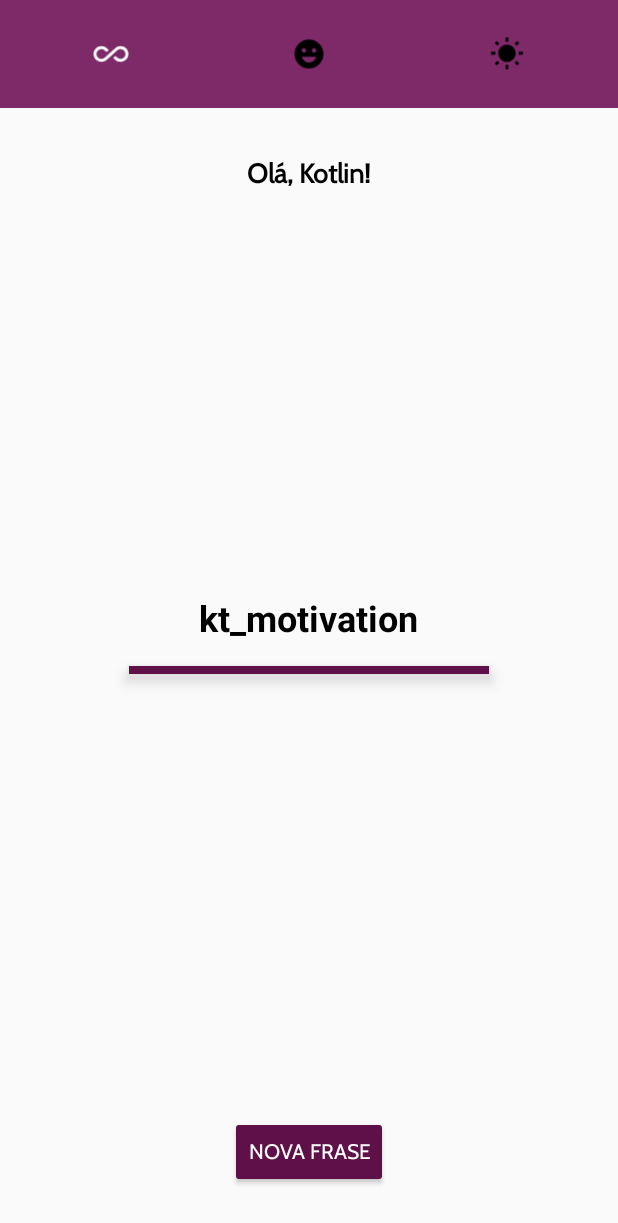
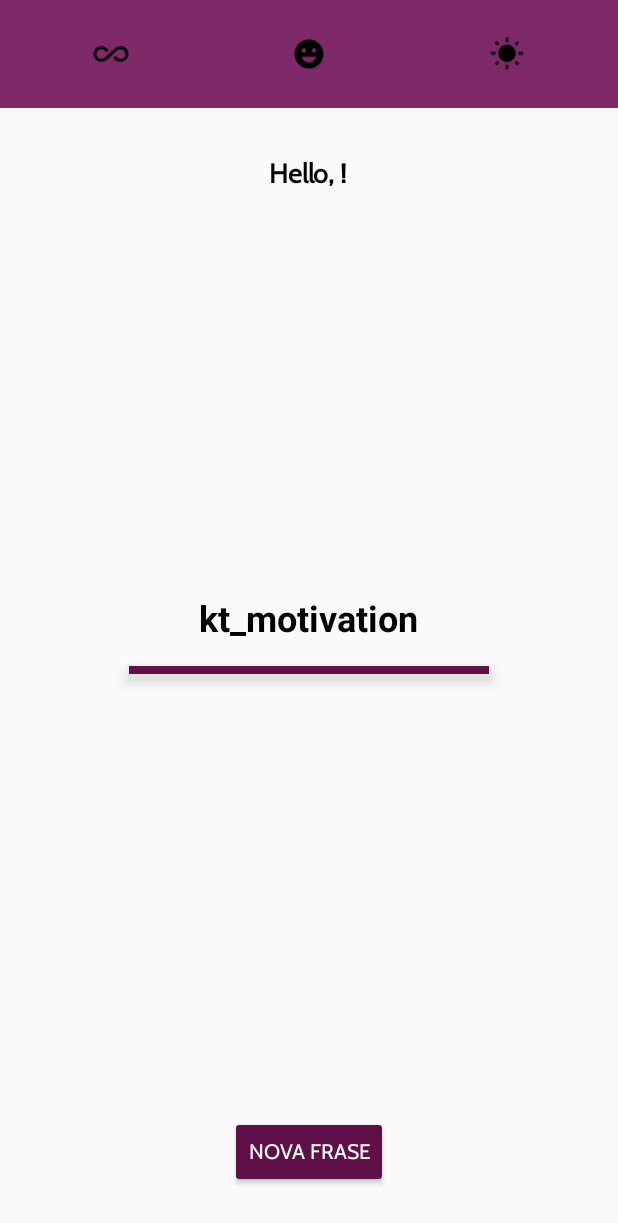
Before and after one commit to petersudario/kt_motivation, an Android app built with Jetpack Compose: the MainActivity screen opened directly, with no data from a screen before it, on a phone screen of 412 x 824 dp. Shown: the top 1223 px of the screen. Run offline under Robolectric (Android 15) with nearby library versions, the light colour scheme and no system bars.

Commit message:
Store username

```diff
--- a/app/src/main/java/com/example/kt_motivation/MainActivity.kt
+++ b/app/src/main/java/com/example/kt_motivation/MainActivity.kt
@@ -1,4 +1,5 @@
 package com.example.kt_motivation
+
 import android.os.Bundle
 import android.view.View
 import androidx.activity.ComponentActivity
@@ -12,6 +13,8 @@ class MainActivity : ComponentActivity(), View.OnClickListener {
         binding = MainBinding.inflate(layoutInflater)
         setContentView(binding.root)
 
+        binding.helloUser.text = "Hello, ${SecurityPreferences(this).getStoredString("USER_NAME")}!"
+
         binding.buttonNewPhrase.setOnClickListener(this)
     }
 
--- /dev/null
+++ b/app/src/main/java/com/example/kt_motivation/SecurityPreferences.kt
@@ -0,0 +1,16 @@
+package com.example.kt_motivation
+
+import android.content.Context
+import android.content.SharedPreferences
+
+class SecurityPreferences (context: Context) {
+    private val security : SharedPreferences = context.getSharedPreferences("kt_motivation", Context.MODE_PRIVATE)
+
+    fun storeString(key: String, value: String) {
+        security.edit().putString(key, value).apply()
+    }
+
+    fun getStoredString(key: String) : String {
+        return security.getString(key, "") ?: ""
+    }
+}
--- a/app/src/main/res/layout/main.xml
+++ b/app/src/main/res/layout/main.xml
@@ -2,6 +2,7 @@
 
 <RelativeLayout
     xmlns:android="http://schemas.android.com/apk/res/android"
+    xmlns:app="http://schemas.android.com/apk/res-auto"
     android:layout_width="match_parent"
     android:layout_height="match_parent">
 
@@ -13,36 +14,37 @@
         android:paddingStart="8dp"
         android:paddingEnd="8dp"
         android:paddingTop="16dp"
-        android:paddingBottom="16dp"
-        >
+        android:paddingBottom="16dp">
+
         <ImageView
+            android:id="@+id/ic_all_inclusive"
             android:layout_width="0dp"
             android:layout_height="40dp"
             android:layout_weight="1"
-            android:tint="@color/white"
-            android:id="@+id/ic_all_inclusive"
             android:contentDescription="@string/all_inclusive_description"
-            android:src="@drawable/ic_all_inclusive_foreground"/>
+            android:src="@drawable/ic_all_inclusive_foreground"
+            app:tint="@color/white" />
 
         <ImageView
+            android:id="@+id/ic_happy_face"
             android:layout_width="0dp"
             android:layout_height="40dp"
             android:layout_weight="1"
-            android:id="@+id/ic_happy_face"
             android:contentDescription="@string/happy_face_description"
             android:src="@drawable/ic_happy_face_foreground"/>
 
         <ImageView
+            android:id="@+id/ic_sunny"
             android:layout_width="0dp"
             android:layout_height="40dp"
             android:layout_weight="1"
-            android:id="@+id/ic_sunny"
             android:contentDescription="@string/sunny_description"
             android:src="@drawable/ic_sunny_foreground"/>
 
     </LinearLayout>
 
     <TextView
+        android:id="@+id/hello_user"
         android:text="@string/hello_kotlin"
         android:fontFamily="@font/cabin"
         android:textStyle="bold"
```
Also changed, not shown: app/src/main/java/com/example/kt_motivation/UserActivity.kt (+9 -1 lines).
